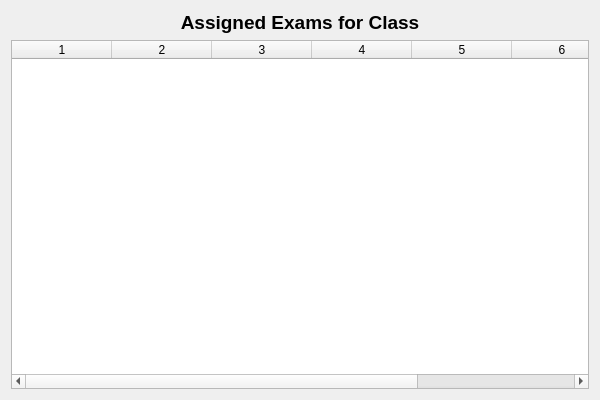
Qt form StudentPanel/StudentExam.ui (sarimkhan4/SchoolManagementSystem) before a commit.
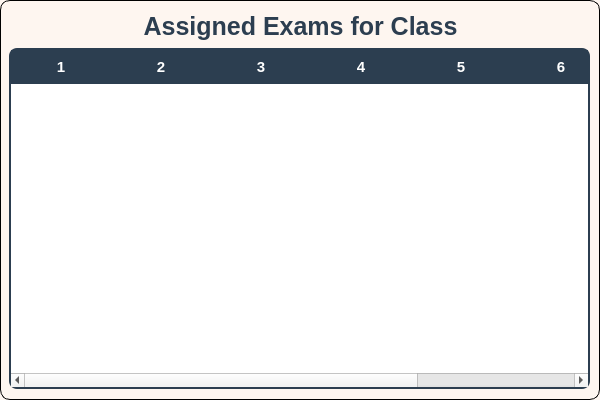
The same form after that commit.

Commit message: Created a UI for AdminPanel (6 files), StudentPanel (6 files), TeacherPanel (5 files), Login.

Patch:
```diff
--- a/StudentPanel/StudentExam.ui
+++ b/StudentPanel/StudentExam.ui
@@ -13,25 +13,90 @@
   <property name="windowTitle">
    <string>Assigned Exams</string>
   </property>
-  <layout class="QVBoxLayout" name="verticalLayout">
-   <item>
+  <property name="styleSheet">
+   <string notr="true">QDialog#StudentExam {
+        background-color: #fef6f0   ;
+        border: 1px solid black;
+        border-radius: 10%;
+}</string>
+  </property>
     <widget class="QLabel" name="titleLabel">
+   <property name="geometry">
+    <rect>
+     <x>10</x>
+     <y>10</y>
+     <width>581</width>
+     <height>33</height>
+    </rect>
+   </property>
      <property name="font">
       <font>
-       <pointsize>14</pointsize>
+     <pointsize>-1</pointsize>
        <bold>true</bold>
       </font>
      </property>
+   <property name="styleSheet">
+    <string notr="true">QLabel#titleLabel {
+        font-size: 25px;
+color: #2c3e50 ;
+}</string>
+   </property>
      <property name="text">
       <string>Assigned Exams for Class</string>
      </property>
      <property name="alignment">
-      <set>Qt::AlignCenter</set>
-     </property>
-    </widget>
-   </item>
-   <item>
+    <set>Qt::AlignmentFlag::AlignCenter</set>
+   </property>
+  </widget>
     <widget class="QTableWidget" name="tableWidget">
+   <property name="geometry">
+    <rect>
+     <x>9</x>
+     <y>48</y>
+     <width>581</width>
+     <height>341</height>
+    </rect>
+   </property>
+   <property name="styleSheet">
+    <string notr="true">QTableWidget#tableWidget {
+    border: 1.5px solid #2c3e50;
+    border-radius: 8px;
+    background-color: #ffffff;
+    font-family: 'Segoe UI', sans-serif;
+    font-size: 11pt;
+    color: #2c3e50;
+    gridline-color: #ecf0f1;
+    alternate-background-color: #f7f9fa;
+    selection-background-color: #d6eaf8;
+    selection-color: #1a252f;
+}
+
+QHeaderView::section {
+    background-color: #2c3e50;
+    color: white;
+    font-weight: bold;
+    font-size: 11pt;
+    padding: 6px;
+    border: none;
+    font-family: 'Segoe UI', sans-serif;
+}
+
+QTableWidget QTableCornerButton::section {
+    background-color: #2c3e50;
+    border: none;
+}
+
+QTableWidget::item {
+    padding: 8px 10px;
+    font-size: 9pt;
+}
+
+QTableWidget::item:selected {
+    background-color: #d6eaf8;
+    color: #1a252f;
+}
+</string>
+   </property>
      <property name="columnCount">
       <number>7</number>
      </property>
@@ -54,8 +119,6 @@
      <column/>
      <column/>
     </widget>
-   </item>
-  </layout>
  </widget>
  <resources/>
  <connections/>
```
Left out of the diff: 2 changed lines with no effect on the pictures. Lines whose indentation alone changed are shown as unchanged. The commit also changes 13 other files.
